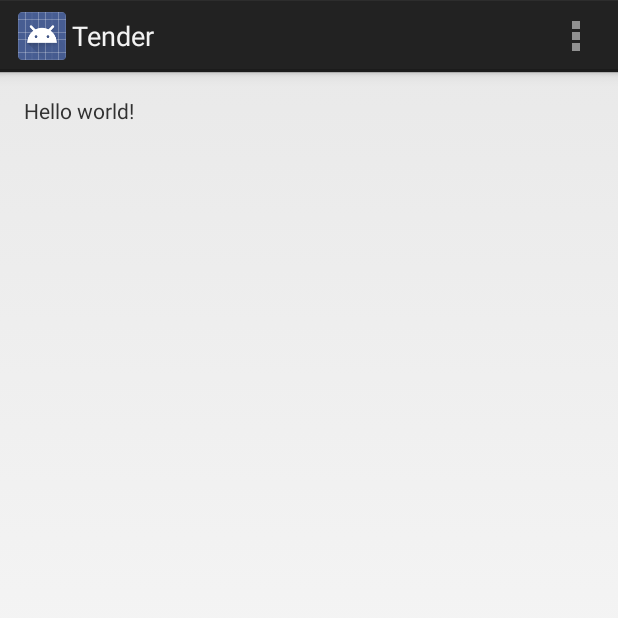
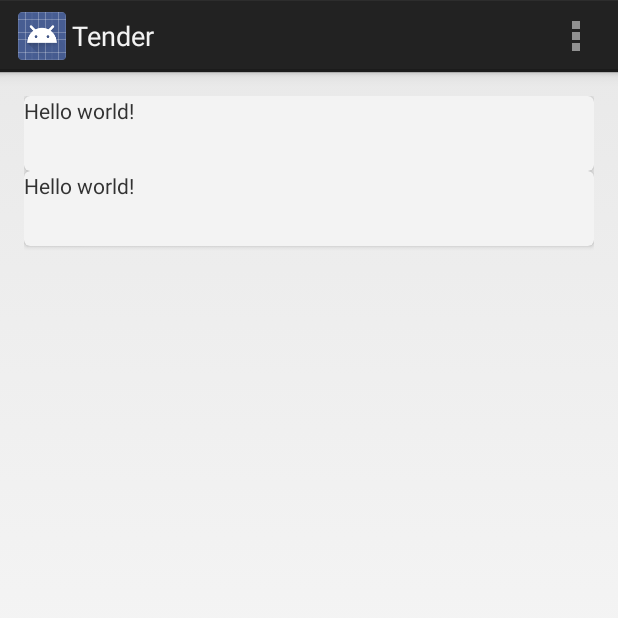
Before and after one commit to ImpulseControl/Tender, an Android app: the screen it shows after launch (MainActivity), on a phone screen of 412 x 824 dp, the top half of it. Run offline under Robolectric (Android 15) with nearby library versions, the phone set to English and light mode, and no system bars.

```diff
--- a/app/build.gradle
+++ b/app/build.gradle
@@ -23,6 +23,7 @@ android {
 dependencies {
     compile fileTree(dir: 'libs', include: ['*.jar'])
     compile 'com.android.support:appcompat-v7:21.0.3'
+    compile 'com.android.support:cardview-v7:21.0.+'
     compile files('libs/ormlite-android-4.48.jar')
     compile files('libs/ormlite-core-4.48.jar')
 }
--- /dev/null
+++ b/app/src/main/java/impulsecontrol/tender/DrawerItemClickListener.java
@@ -0,0 +1,48 @@
+package impulsecontrol.tender;
+
+import android.os.Bundle;
+import android.support.v4.app.Fragment;
+import android.support.v4.app.FragmentManager;
+import android.util.Log;
+import android.view.View;
+import android.widget.AdapterView;
+import android.widget.ListView;
+
+/**
+ * Created by hummel on 12/14/14.
+ */
+public class DrawerItemClickListener implements ListView.OnItemClickListener {
+    @Override
+    public void onItemClick(AdapterView parent, View view, int position, long id) {
+        //Pick Item to Display Based on Position
+        //selectItem(position);
+        Log.w("Nav", "Position: " + position);
+    }
+}
+
+//    /** Swaps fragments in the main content
+//     *  view */
+//    private void selectItem(int position) {
+//        // Create a new fragment and specify the planet to show based on position
+////        Fragment fragment = new Fragment();
+////        Bundle args = new Bundle();
+////        args.putInt(PlanetFragment.ARG_PLANET_NUMBER, position);
+////        fragment.setArguments();
+////
+////        // Insert the fragment by replacing any existing fragment
+////        FragmentManager fragmentManager = getFragmentManager();
+////        fragmentManager.beginTransaction()
+////                .replace(R.id.content_frame, fragment)
+////                .commit();
+////
+////        // Highlight the selected item, update the title, and close the drawer
+////        mDrawerList.setItemChecked(position, true);
+////        setTitle(mPlanetTitles[position]);
+////        mDrawerLayout.closeDrawer(mDrawerList);
+//    }
+//
+//    @Override
+//    public void setTitle(CharSequence title) {
+////        CharSequence mTitle = title;
+////        getActionBar().setTitle(mTitle);
+//    }
--- a/app/src/main/java/impulsecontrol/tender/MainActivity.java
+++ b/app/src/main/java/impulsecontrol/tender/MainActivity.java
@@ -2,24 +2,43 @@ package impulsecontrol.tender;
 
 import android.app.Activity;
 import android.os.Bundle;
+import android.support.v4.widget.DrawerLayout;
+import android.util.Log;
 import android.view.Menu;
 import android.view.MenuItem;
-import android.util.Log;
+import android.widget.ArrayAdapter;
+import android.widget.ListView;
 
-import java.text.ParseException;
+import java.util.Arrays;
 
 
 public class MainActivity extends Activity {
 
     private static DatabaseHelper sessionData;
 
+    private String[] NavTitles;
+    private DrawerLayout mDrawerLayout;
+    private ListView mDrawerList;
+
+
     @Override
     protected void onCreate(Bundle savedInstanceState) {
         super.onCreate(savedInstanceState);
-        setContentView(R.layout.activity_main);
+        setContentView(R.layout.drawer_layout);
 
         //Load/create sql
         sessionData = new DatabaseHelper(this);
+
+        NavTitles = getResources().getStringArray(R.array.NavViews);
+        mDrawerLayout = (DrawerLayout) findViewById(R.id.drawer_layout);
+        mDrawerList = (ListView) findViewById(R.id.left_drawer);
+
+        // Set the adapter for the list view
+        Log.d("this is my array", "arr: " + Arrays.toString(NavTitles));
+        mDrawerList.setAdapter(new ArrayAdapter<String>(this,
+                R.layout.drawer_list_item, NavTitles));
+        // Set the list's click listener
+        mDrawerList.setOnItemClickListener(new DrawerItemClickListener());
 
 
     }
--- /dev/null
+++ b/app/src/main/res/layout/drawer_layout.xml
@@ -0,0 +1,66 @@
+<android.support.v4.widget.DrawerLayout
+    xmlns:android="http://schemas.android.com/apk/res/android"
+    xmlns:card_view="http://schemas.android.com/apk/res-auto"
+    android:id="@+id/drawer_layout"
+    android:layout_width="match_parent"
+    android:layout_height="match_parent">
+    <!-- The main content view -->
+    <FrameLayout
+        android:id="@+id/content_frame"
+        android:layout_width="match_parent"
+        android:layout_height="match_parent" >
+        <RelativeLayout
+            android:layout_width="match_parent"
+            android:layout_height="match_parent"
+            android:paddingLeft="@dimen/activity_horizontal_margin"
+            android:paddingRight="@dimen/activity_horizontal_margin"
+            android:paddingTop="@dimen/activity_vertical_margin"
+            android:paddingBottom="@dimen/activity_vertical_margin" >
+
+        <android.support.v7.widget.CardView
+            xmlns:card_view="http://schemas.android.com/apk/res-auto"
+            android:id="@+id/Card1"
+            android:layout_width="match_parent"
+
+            android:layout_gravity="center"
+            android:layout_height="50dp"
+            card_view:cardCornerRadius="4dp">
+            <!-- Your card content -->
+
+            <TextView android:text="@string/hello_world"
+                android:layout_width="match_parent"
+                android:layout_height="match_parent" />
+
+        </android.support.v7.widget.CardView>
+
+        <android.support.v7.widget.CardView
+            xmlns:card_view="http://schemas.android.com/apk/res-auto"
+            android:id="@+id/Card2"
+            android:layout_width="match_parent"
+
+            android:layout_gravity="center"
+            android:layout_height="50dp"
+            android:layout_below="@id/Card1"
+            card_view:cardCornerRadius="4dp">
+
+
+            <!-- Your card content -->
+
+            <TextView android:text="@string/hello_world"
+                android:layout_width="match_parent"
+                android:layout_height="match_parent" />
+
+        </android.support.v7.widget.CardView>
+        </RelativeLayout>
+    </FrameLayout>
+
+    <!-- The navigation drawer -->
+    <ListView android:id="@+id/left_drawer"
+        android:layout_width="240dp"
+        android:layout_height="match_parent"
+        android:layout_gravity="start"
+        android:choiceMode="singleChoice"
+        android:divider="@android:color/transparent"
+        android:dividerHeight="0dp"
+        android:background="#111"/>
+</android.support.v4.widget.DrawerLayout>
--- a/app/src/main/res/values/strings.xml
+++ b/app/src/main/res/values/strings.xml
@@ -4,5 +4,11 @@
     <string name="app_name">Tender</string>
     <string name="hello_world">Hello world!</string>
     <string name="action_settings">Settings</string>
+    <string-array
+        name="NavViews">
+        <item>Weekyl</item>
+        <item>Monthly</item>
+        <item>Yearly</item>
+    </string-array>
 
 </resources>
```
Also changed, not shown: app/src/main/java/impulsecontrol/tender/ChartManager.java (added, +7 -0 lines), app/src/main/java/impulsecontrol/tender/ListManager.java (added, +7 -0 lines), app/src/main/java/impulsecontrol/tender/NavigationManager.java (added, +7 -0 lines), app/src/main/res/layout/activity_main.xml (+36 -2 lines), app/src/main/res/layout/drawer_list_item.xml (added, +9 -0 lines), 1 other file.
